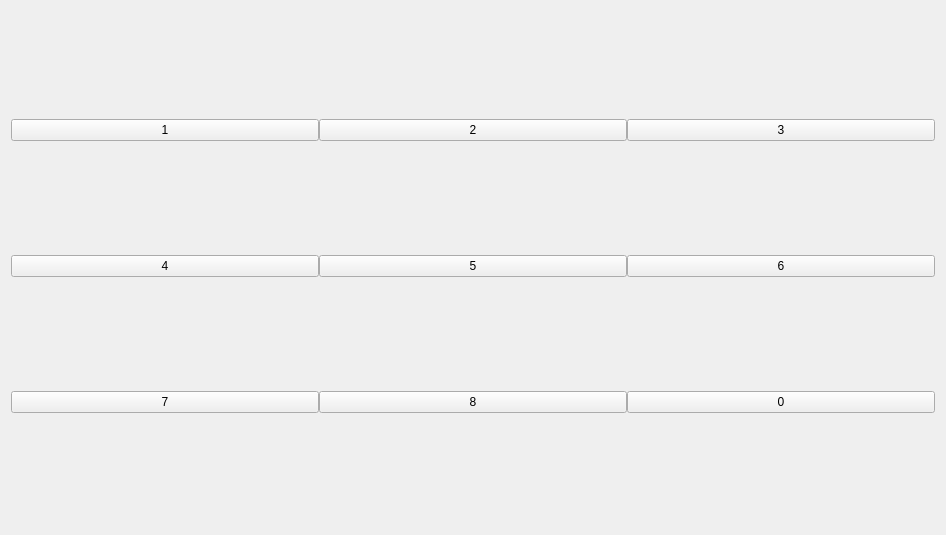
This is game/GameScreen.ui in Szymon022/SlidingPuzzles as Qt 5 draws it before an edit. The edited form follows.
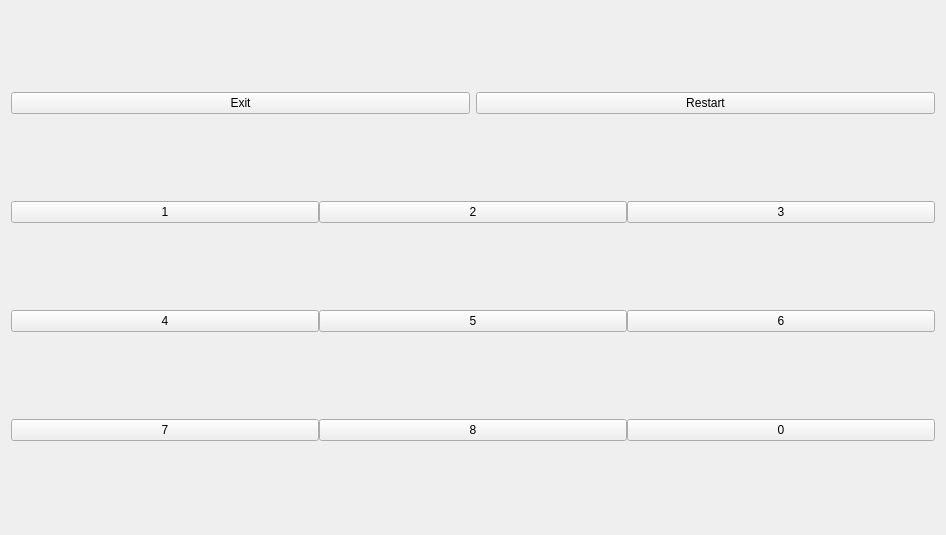
This is the edited form.

Commit message: handle board restart and exit to main menu

```diff
--- a/game/GameScreen.ui
+++ b/game/GameScreen.ui
@@ -15,6 +15,24 @@
   </property>
   <layout class="QVBoxLayout" name="verticalLayout">
    <item>
+       <layout class="QHBoxLayout" name="horizontalLayout_4">
+           <item>
+               <widget class="QPushButton" name="navigateToMainMenuButton">
+                   <property name="text">
+                       <string>Exit</string>
+                   </property>
+               </widget>
+           </item>
+           <item>
+               <widget class="QPushButton" name="restartBoardButton">
+                   <property name="text">
+                       <string>Restart</string>
+                   </property>
+               </widget>
+           </item>
+       </layout>
+   </item>
+      <item>
     <layout class="QHBoxLayout" name="horizontalLayout">
      <property name="spacing">
       <number>0</number>
```
The commit also changes 2 other files.
